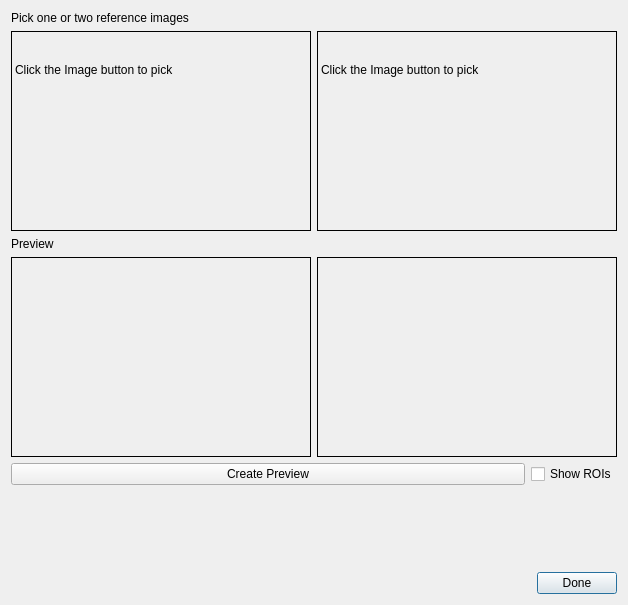
Above: Application/ui/AnalysisPreviewDialog.ui from rayngrowingsystems/RVS_Analytics before the change. Below: the same form after it.
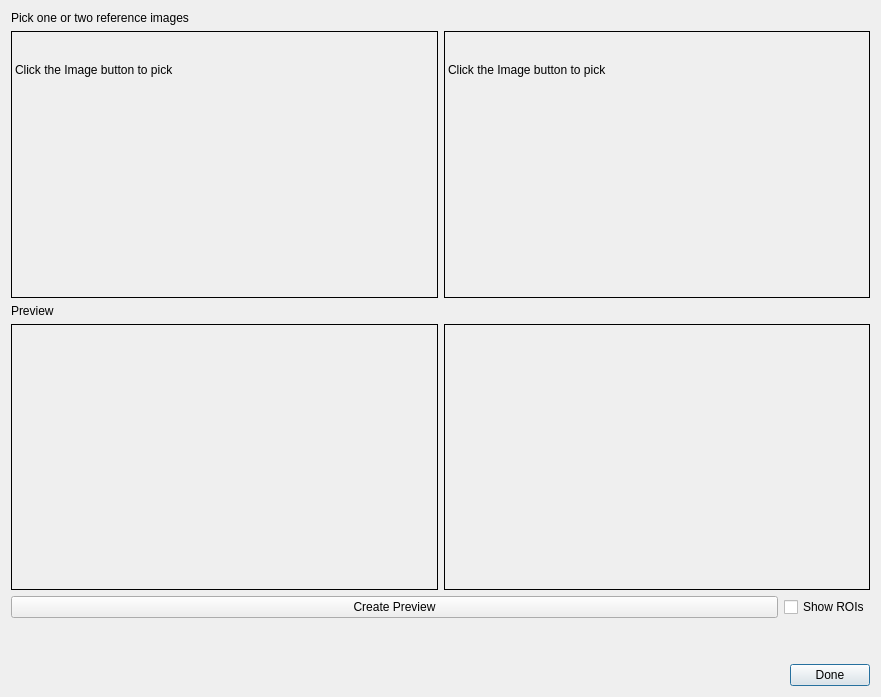
That is the form after the change. Custom widgets are drawn as their Qt base class.

Commit message: RAYNCAMANA-385: Added full screen buttons in main dialogs

Diff of the .ui file:
```diff
--- a/Application/ui/AnalysisPreviewDialog.ui
+++ b/Application/ui/AnalysisPreviewDialog.ui
@@ -9,8 +9,8 @@
    <rect>
     <x>0</x>
     <y>0</y>
-    <width>628</width>
-    <height>605</height>
+    <width>881</width>
+    <height>697</height>
    </rect>
   </property>
   <property name="windowTitle">
@@ -21,7 +21,7 @@
   </property>
   <layout class="QGridLayout" name="gridLayout_3">
    <item row="0" column="0">
-    <layout class="QVBoxLayout" name="verticalLayout" stretch="0,0,0,0,0,1">
+    <layout class="QVBoxLayout" name="verticalLayout" stretch="0,1,0,1,0,0">
      <item>
       <widget class="QLabel" name="label">
        <property name="text">
```
The commit also changes 4 other files.
